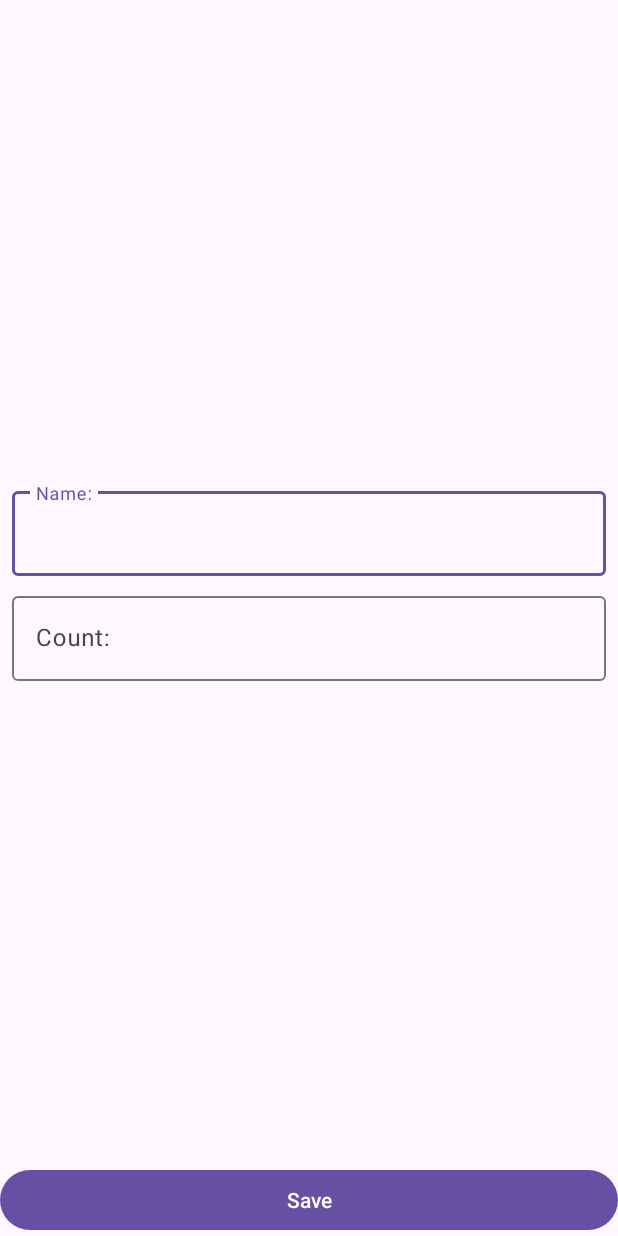
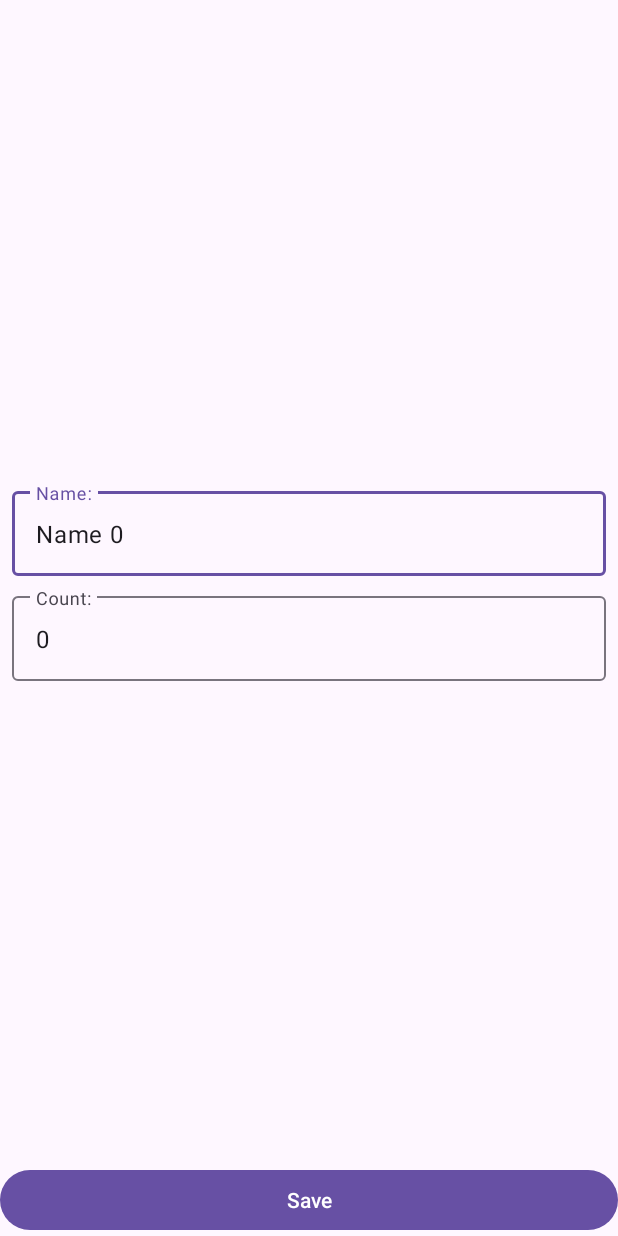
Before and after one commit to kotel24/ShoppingList, an Android app: the screen it shows after launch (ShopItemActivity), after a tap on an icon or button, on a phone screen of 412 x 824 dp. Run offline under Robolectric (Android 15) with nearby library versions, the phone set to English and light mode, and no system bars.

Commit message:
переделал второй экран, чтобы он работал на фрагменте

```diff
--- a/app/src/main/java/ru/mygames/shoppinglist/data/ShopListRepositoryImpl.kt
+++ b/app/src/main/java/ru/mygames/shoppinglist/data/ShopListRepositoryImpl.kt
@@ -14,7 +14,7 @@ object ShopListRepositoryImpl: ShopListRepository {
     private var autoIncrementId = 0
 
     init {
-        for (i in 0 until 1000){
+        for (i in 0 until 10){
             val shopItem = ShopItem( "Name $i", i,Random.nextBoolean())
             addShopItem(shopItem)
         }
--- a/app/src/main/java/ru/mygames/shoppinglist/presentation/ShopItemActivity.kt
+++ b/app/src/main/java/ru/mygames/shoppinglist/presentation/ShopItemActivity.kt
@@ -3,6 +3,8 @@ package ru.mygames.shoppinglist.presentation
 import android.content.Context
 import android.content.Intent
 import android.os.Bundle
+import android.text.Editable
+import android.text.TextWatcher
 import android.widget.Button
 import android.widget.EditText
 import androidx.appcompat.app.AppCompatActivity
@@ -13,44 +15,119 @@ import ru.mygames.shoppinglist.domain.ShopItem
 
 class ShopItemActivity:AppCompatActivity() {
     private lateinit var viewModel: ShopItemViewModel
-    private lateinit var tilName: TextInputLayout
-    private lateinit var tilCount: TextInputLayout
-    private lateinit var etName: EditText
-    private lateinit var etCount: EditText
-    private lateinit var buttonSave: Button
-    private var screenMode = ""
+//    private lateinit var tilName: TextInputLayout
+//    private lateinit var tilCount: TextInputLayout
+//    private lateinit var etName: EditText
+//    private lateinit var etCount: EditText
+//    private lateinit var buttonSave: Button
+    private var screenMode = MODE_UNKNOWN
     private var shopItemId = ShopItem.UNDEFINED_ID
     override fun onCreate(savedInstanceState: Bundle?) {
         super.onCreate(savedInstanceState)
         setContentView(R.layout.activity_shop_item)
+        parseIntent()
+//        viewModel = ViewModelProvider(this)[ShopItemViewModel::class.java]
+//        initValues()
+//        addTextChangedListener()
+        changedMode()
+//        observeViewModel()
+    }
 
-        parseIntent()
-        viewModel = ViewModelProvider(this)[ShopItemViewModel::class.java]
-        initValues()
+//    private fun observeViewModel(){
+//        viewModel.errorInputCount.observe(this){
+//            val message = if (it)
+//                getString(R.string.error_input_count)
+//            else null
+//            tilCount.error = message
+//        }
+//        viewModel.errorInputName.observe(this){
+//            val message = if (it)
+//                getString(R.string.error_input_name)
+//            else null
+//            tilName.error = message
+//        }
+//        viewModel.shouldCloseScreen.observe(this){
+//            finish()
+//        }
+//    }
+    private fun changedMode(){
+        val fragment = when(screenMode){
+            MODE_EDIT->ShopItemFragment.newInstanceEditItem(shopItemId)
+            MODE_ADD->ShopItemFragment.newInstanceAddItem()
+            else->throw RuntimeException("Unknow screen mode $screenMode")
+        }
+        supportFragmentManager.beginTransaction()
+            .add(R.id.shop_item_container, fragment)
+            .commit()
     }
+//    private fun addTextChangedListener(){
+//        etName.addTextChangedListener(object : TextWatcher {
+//            override fun beforeTextChanged(s: CharSequence?, start: Int, count: Int, after: Int) {
+//            }
+//
+//            override fun onTextChanged(s: CharSequence?, start: Int, before: Int, count: Int) {
+//                viewModel.resetErrorInputName()
+//            }
+//            override fun afterTextChanged(s: Editable?) {
+//            }
+//        })
+//        etCount.addTextChangedListener(object : TextWatcher {
+//            override fun beforeTextChanged(s: CharSequence?, start: Int, count: Int, after: Int) {
+//            }
+//
+//            override fun onTextChanged(s: CharSequence?, start: Int, before: Int, count: Int) {
+//                viewModel.resetErrorInputCount()
+//            }
+//            override fun afterTextChanged(s: Editable?) {
+//            }
+//        })
+//    }
+//    private fun launchEditMode(){
+//        viewModel.getShopItem(shopItemId)
+//        viewModel.getShopItem.observe(this){
+//            etName.setText(it.name)
+//            etCount.setText(it.count.toString())
+//        }
+//        buttonSave.setOnClickListener {
+//            val name = etName.text.toString()
+//            val count = etCount.text.toString()
+//            viewModel.editShopItem(name, count)
+//
+//        }
+//    }
+//    private fun launchAddMode(){
+//        buttonSave.setOnClickListener {
+//            val name = etName.text.toString()
+//            val count = etCount.text.toString()
+//            viewModel.addShopItem(name, count)
+//
+//        }
+//    }
     private fun parseIntent(){
         if (!intent.hasExtra(EXTRA_SCREEN_MODE))
             throw RuntimeException("Param screen mode is absent")
         val mode = intent.getStringExtra(EXTRA_SCREEN_MODE)
         if (mode != MODE_EDIT && mode != MODE_ADD)
             throw RuntimeException("Invalid screen mode: $mode")
-        if (mode == MODE_EDIT){
+        screenMode = mode
+        if (screenMode == MODE_EDIT){
             if (!intent.hasExtra(EXTRA_SHOP_ITEM_ID))
                 throw RuntimeException("Param shop item id is absent")
             shopItemId = intent.getIntExtra(EXTRA_SHOP_ITEM_ID, ShopItem.UNDEFINED_ID)
         }
     }
-    private fun initValues(){
-         tilName = findViewById(R.id.til_name)
-         tilCount = findViewById(R.id.til_count)
-         etName = findViewById(R.id.et_name)
-         etCount = findViewById(R.id.et_count)
-         buttonSave = findViewById(R.id.save_button)
-    }
+//    private fun initValues(){
+//         tilName = findViewById(R.id.til_name)
+//         tilCount = findViewById(R.id.til_count)
+//         etName = findViewById(R.id.et_name)
+//         etCount = findViewById(R.id.et_count)
+//         buttonSave = findViewById(R.id.save_button)
+//    }
 
 
 
     companion object {
+        const val MODE_UNKNOWN = ""
         private const val EXTRA_SCREEN_MODE = "extra_screen_mode"
         private const val EXTRA_SHOP_ITEM_ID = "extra_shop_item_id"
         private const val MODE_EDIT = "mode_edit"
--- /dev/null
+++ b/app/src/main/java/ru/mygames/shoppinglist/presentation/ShopItemFragment.kt
@@ -0,0 +1,172 @@
+package ru.mygames.shoppinglist.presentation
+
+import android.os.Bundle
+import android.text.Editable
+import android.text.TextWatcher
+import android.view.LayoutInflater
+import android.view.View
+import android.view.ViewGroup
+import android.widget.Button
+import android.widget.EditText
+import androidx.fragment.app.Fragment
+import androidx.lifecycle.ViewModelProvider
+import com.google.android.material.textfield.TextInputLayout
+import ru.mygames.shoppinglist.R
+import ru.mygames.shoppinglist.domain.ShopItem
+
+class ShopItemFragment :Fragment() {
+    private lateinit var viewModel: ShopItemViewModel
+    private lateinit var tilName: TextInputLayout
+    private lateinit var tilCount: TextInputLayout
+    private lateinit var etName: EditText
+    private lateinit var etCount: EditText
+    private lateinit var buttonSave: Button
+    private var screenMode:String = MODE_UNKNOWN
+    private var shopItemId:Int = ShopItem.UNDEFINED_ID
+
+    override fun onCreate(savedInstanceState: Bundle?) {
+        super.onCreate(savedInstanceState)
+        parseParams()
+    }
+
+    override fun onCreateView(
+        inflater: LayoutInflater,
+        container: ViewGroup?,
+        savedInstanceState: Bundle?
+    ): View? {
+        return inflater.inflate(R.layout.fragment_shop_item, container, false)
+    }
+
+    override fun onViewCreated(view: View, savedInstanceState: Bundle?) {
+        super.onViewCreated(view, savedInstanceState)
+
+        viewModel = ViewModelProvider(this)[ShopItemViewModel::class.java]
+        initValues(view)
+        addTextChangedListener()
+        changedMode()
+        observeViewModel()
+    }
+
+    private fun observeViewModel() {
+        viewModel.errorInputCount.observe(viewLifecycleOwner) {
+            val message = if (it)
+                getString(R.string.error_input_count)
+            else null
+            tilCount.error = message
+        }
+        viewModel.errorInputName.observe(viewLifecycleOwner) {
+            val message = if (it)
+                getString(R.string.error_input_name)
+            else null
+            tilName.error = message
+        }
+        viewModel.shouldCloseScreen.observe(viewLifecycleOwner) {
+            requireActivity().onBackPressed()
+        }
+    }
+
+    private fun changedMode() {
+        when (screenMode) {
+            MODE_EDIT -> launchEditMode()
+            MODE_ADD -> launchAddMode()
+        }
+    }
+
+    private fun addTextChangedListener() {
+        etName.addTextChangedListener(object : TextWatcher {
+            override fun beforeTextChanged(s: CharSequence?, start: Int, count: Int, after: Int) {
+            }
+
+            override fun onTextChanged(s: CharSequence?, start: Int, before: Int, count: Int) {
+                viewModel.resetErrorInputName()
+            }
+
+            override fun afterTextChanged(s: Editable?) {
+            }
+        })
+        etCount.addTextChangedListener(object : TextWatcher {
+            override fun beforeTextChanged(s: CharSequence?, start: Int, count: Int, after: Int) {
+            }
+
+            override fun onTextChanged(s: CharSequence?, start: Int, before: Int, count: Int) {
+                viewModel.resetErrorInputCount()
+            }
+
+            override fun afterTextChanged(s: Editable?) {
+            }
+        })
+    }
+
+    private fun launchEditMode() {
+        viewModel.getShopItem(shopItemId)
+        viewModel.getShopItem.observe(viewLifecycleOwner) {
+            etName.setText(it.name)
+            etCount.setText(it.count.toString())
+        }
+        buttonSave.setOnClickListener {
+            val name = etName.text.toString()
+            val count = etCount.text.toString()
+            viewModel.editShopItem(name, count)
+
+        }
+    }
+
+    private fun launchAddMode() {
+        buttonSave.setOnClickListener {
+            val name = etName.text.toString()
+            val count = etCount.text.toString()
+            viewModel.addShopItem(name, count)
+
+        }
+    }
+
+    private fun parseParams() {
+        val args = requireArguments()
+        if (!args.containsKey(EXTRA_SCREEN_MODE))
+            throw RuntimeException("Param screen mode is absent")
+        val mode = args.getString(EXTRA_SCREEN_MODE)
+        if (mode != MODE_EDIT && mode != MODE_ADD)
+            throw RuntimeException("Invalid screen mode: $mode")
+        screenMode = mode
+        if (screenMode == MODE_EDIT){
+            if (!args.containsKey(EXTRA_SHOP_ITEM_ID))
+                throw RuntimeException("Param shop item id is absent")
+            shopItemId = args.getInt(EXTRA_SHOP_ITEM_ID, ShopItem.UNDEFINED_ID)
+        }
+    }
+
+    private fun initValues(view: View) {
+        tilName = view.findViewById(R.id.til_name)
+        tilCount = view.findViewById(R.id.til_count)
+        etName = view.findViewById(R.id.et_name)
+        etCount = view.findViewById(R.id.et_count)
+        buttonSave = view.findViewById(R.id.save_button)
+    }
+
+
+    companion object {
+        const val MODE_UNKNOWN = ""
+        private const val EXTRA_SCREEN_MODE = "extra_screen_mode"
+        private const val EXTRA_SHOP_ITEM_ID = "extra_shop_item_id"
+        private const val MODE_EDIT = "mode_edit"
+        private const val MODE_ADD = "mode_add"
+
+        fun newInstanceAddItem():ShopItemFragment{
+            return ShopItemFragment().apply {
+                arguments = Bundle().apply {
+                    putString(EXTRA_SCREEN_MODE, MODE_ADD)
+                }
+            }
+        }
+
+        fun newInstanceEditItem(shopItemId: Int):ShopItemFragment{
+            return ShopItemFragment().apply {
+                arguments = Bundle().apply {
+                    putString(EXTRA_SCREEN_MODE, MODE_EDIT)
+                    putInt(EXTRA_SHOP_ITEM_ID,shopItemId)
+                }
+            }
+        }
+    }
+
+}
--- a/app/src/main/java/ru/mygames/shoppinglist/presentation/ShopItemViewModel.kt
+++ b/app/src/main/java/ru/mygames/shoppinglist/presentation/ShopItemViewModel.kt
@@ -83,13 +83,13 @@ class ShopItemViewModel:ViewModel() {
         return result
     }
 
-    private fun resetErrorInputName() {
+    fun resetErrorInputName() {
         _errorInputName.value = false
     }
-    private fun resetErrorInputCount() {
+    fun resetErrorInputCount() {
         _errorInputCount.value = false
     }
-    private fun closeScreen() {
+    fun closeScreen() {
         _shouldCloseScreen.value = Unit
     }
 }
--- a/app/src/main/res/layout/activity_shop_item.xml
+++ b/app/src/main/res/layout/activity_shop_item.xml
@@ -1,58 +1,8 @@
 <?xml version="1.0" encoding="utf-8"?>
-<androidx.constraintlayout.widget.ConstraintLayout xmlns:android="http://schemas.android.com/apk/res/android"
-    xmlns:app="http://schemas.android.com/apk/res-auto"
+<androidx.fragment.app.FragmentContainerView xmlns:android="http://schemas.android.com/apk/res/android"
+    android:id="@+id/shop_item_container"
     xmlns:tools="http://schemas.android.com/tools"
     android:layout_width="match_parent"
     android:layout_height="match_parent"
-    tools:context=".presentation.ShopItemActivity">
-
-    <com.google.android.material.textfield.TextInputLayout
-        android:id="@+id/til_name"
-        android:layout_width="0dp"
-        android:layout_height="wrap_content"
-        android:layout_marginStart="8dp"
-        android:layout_marginEnd="8dp"
-        android:layout_marginBottom="4dp"
-        app:layout_constraintBottom_toTopOf="@id/til_count"
-        app:layout_constraintEnd_toEndOf="parent"
-        app:layout_constraintStart_toStartOf="parent"
-        app:layout_constraintTop_toTopOf="parent"
-        app:layout_constraintVertical_chainStyle="packed">
-
-        <com.google.android.material.textfield.TextInputEditText
-            android:id="@+id/et_name"
-            android:layout_width="match_parent"
-            android:layout_height="wrap_content"
-            android:hint="@string/name"
-            android:inputType="textCapWords" />
-    </com.google.android.material.textfield.TextInputLayout>
-
-    <com.google.android.material.textfield.TextInputLayout
-        android:id="@+id/til_count"
-        android:layout_width="0dp"
-        android:layout_height="wrap_content"
-        android:layout_marginStart="8dp"
-        android:layout_marginTop="4dp"
-        android:layout_marginEnd="8dp"
-        app:layout_constraintBottom_toTopOf="@+id/save_button"
-        app:layout_constraintEnd_toEndOf="parent"
-        app:layout_constraintStart_toStartOf="parent"
-        app:layout_constraintTop_toBottomOf="@+id/til_name">
-
-        <com.google.android.material.textfield.TextInputEditText
-            android:id="@+id/et_count"
-            android:layout_width="match_parent"
-            android:layout_height="wrap_content"
-            android:hint="@string/count"
-            android:inputType="number" />
-    </com.google.android.material.textfield.TextInputLayout>
-
-    <Button
-        android:id="@+id/save_button"
-        android:layout_width="0dp"
-        android:layout_height="wrap_content"
-        android:text="@string/save"
-        app:layout_constraintBottom_toBottomOf="parent"
-        app:layout_constraintEnd_toEndOf="parent"
-        app:layout_constraintStart_toStartOf="parent" />
-</androidx.constraintlayout.widget.ConstraintLayout>
+    tools:context=".presentation.ShopItemFragment"
+    tools:layout="@layout/fragment_shop_item" />
--- /dev/null
+++ b/app/src/main/res/layout/fragment_shop_item.xml
@@ -0,0 +1,58 @@
+<?xml version="1.0" encoding="utf-8"?>
+<androidx.constraintlayout.widget.ConstraintLayout xmlns:android="http://schemas.android.com/apk/res/android"
+    xmlns:app="http://schemas.android.com/apk/res-auto"
+    xmlns:tools="http://schemas.android.com/tools"
+    android:layout_width="match_parent"
+    android:layout_height="match_parent"
+    tools:context=".presentation.ShopItemFragment">
+
+    <com.google.android.material.textfield.TextInputLayout
+        android:id="@+id/til_name"
+        android:layout_width="0dp"
+        android:layout_height="wrap_content"
+        android:layout_marginStart="8dp"
+        android:layout_marginEnd="8dp"
+        android:layout_marginBottom="4dp"
+        app:layout_constraintBottom_toTopOf="@id/til_count"
+        app:layout_constraintEnd_toEndOf="parent"
+        app:layout_constraintStart_toStartOf="parent"
+        app:layout_constraintTop_toTopOf="parent"
+        app:layout_constraintVertical_chainStyle="packed">
+
+        <com.google.android.material.textfield.TextInputEditText
+            android:id="@+id/et_name"
+            android:layout_width="match_parent"
+            android:layout_height="wrap_content"
+            android:hint="@string/name"
+            android:inputType="textCapWords" />
+    </com.google.android.material.textfield.TextInputLayout>
+
+    <com.google.android.material.textfield.TextInputLayout
+        android:id="@+id/til_count"
+        android:layout_width="0dp"
+        android:layout_height="wrap_content"
+        android:layout_marginStart="8dp"
+        android:layout_marginTop="4dp"
+        android:layout_marginEnd="8dp"
+        app:layout_constraintBottom_toTopOf="@+id/save_button"
+        app:layout_constraintEnd_toEndOf="parent"
+        app:layout_constraintStart_toStartOf="parent"
+        app:layout_constraintTop_toBottomOf="@+id/til_name">
+
+        <com.google.android.material.textfield.TextInputEditText
+            android:id="@+id/et_count"
+            android:layout_width="match_parent"
+            android:layout_height="wrap_content"
+            android:hint="@string/count"
+            android:inputType="number" />
+    </com.google.android.material.textfield.TextInputLayout>
+
+    <Button
+        android:id="@+id/save_button"
+        android:layout_width="0dp"
+        android:layout_height="wrap_content"
+        android:text="@string/save"
+        app:layout_constraintBottom_toBottomOf="parent"
+        app:layout_constraintEnd_toEndOf="parent"
+        app:layout_constraintStart_toStartOf="parent" />
+</androidx.constraintlayout.widget.ConstraintLayout>
--- a/app/src/main/res/values/strings.xml
+++ b/app/src/main/res/values/strings.xml
@@ -4,4 +4,6 @@
     <string name="name">Name: </string>
     <string name="count">Count:</string>
     <string name="save">Save</string>
+    <string name="error_input_count">неправильный ввод колличества продуктов</string>
+    <string name="error_input_name">некорректы символы в названии продукта</string>
 </resources>
```
